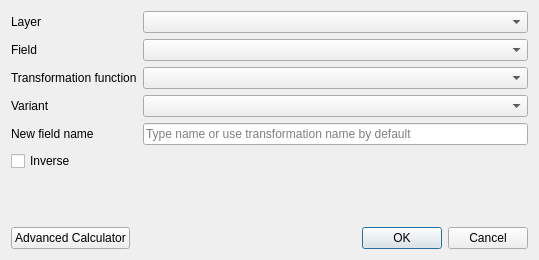
First picture: the form in svir/ui/ui_transformation.ui, repository gem/oq-irmt-qgis, before the edit.
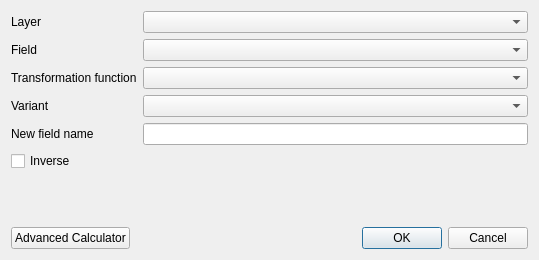
Second picture: the form after the edit.

Commit message: Set default new attribute name when selecting transformation and variant

The edit to the form file:
```diff
--- a/svir/ui/ui_transformation.ui
+++ b/svir/ui/ui_transformation.ui
@@ -82,7 +82,7 @@
         <number>10</number>
        </property>
        <property name="placeholderText">
-        <string>Type name or use transformation name by default</string>
+        <string/>
        </property>
       </widget>
      </item>
```
The commit also changes 2 other files.
